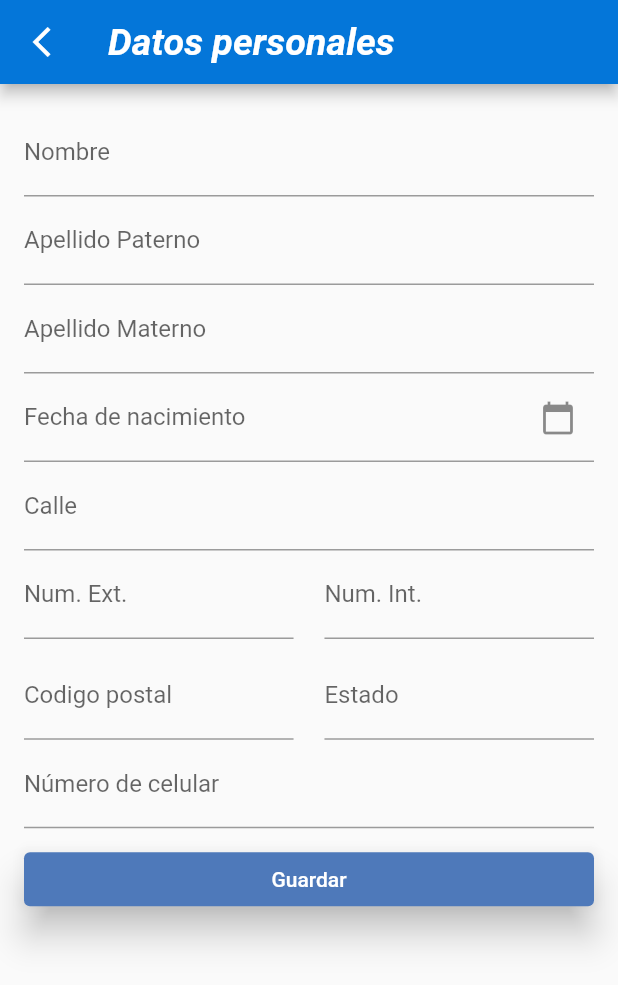
After one commit to Chisrra/jobgency, a Flutter app: the EditPersonalData screen opened directly, on a phone screen of 412 x 824 dp. The commit adds this screen. Shown: the top 985 px of the screen. Run offline on Flutter 3.47's test engine with Material 2 defaults, Android fonts, the phone set to English and light mode, and no system bars; our stand-ins replace date_time_picker, dotted_border, firebase_auth, firebase_core, firebase_database, fluttertoast; accounts and stored records are empty.

Commit message:
cambios sencillos

```diff
--- a/frontend/lib/models/user_model.dart
+++ b/frontend/lib/models/user_model.dart
@@ -13,6 +13,7 @@ class UserModel {
   String? state;
   String? cp;
   String? id;
+  String? bornDate;
   String? email;
   UserModel({this.phone, this.name, this.id, this.email});
 
@@ -25,6 +26,7 @@ class UserModel {
     state = (snap.value as dynamic)["state"];
     phone = (snap.value as dynamic)["phone"];
     name = (snap.value as dynamic)["name"];
+    bornDate = (snap.value as dynamic)["bornDate"];
     id = (snap.key);
     email = (snap.value as dynamic)["email"];
   }
--- /dev/null
+++ b/frontend/lib/screens/configuration_user/user_edit_personal_data.dart
@@ -0,0 +1,253 @@
+import 'package:flutter/material.dart';
+import 'package:frontend/global/global.dart';
+import 'package:frontend/widgets/appbar/app_bar_return.dart';
+import 'package:intl/intl.dart';
+
+class EditPersonalData extends StatefulWidget {
+  EditPersonalData({super.key});
+
+  State<EditPersonalData> createState() => _EditPersonalData();
+}
+
+class _EditPersonalData extends State<EditPersonalData> {
+  final _fromKey = GlobalKey<FormState>();
+  final TextEditingController _dateController = TextEditingController();
+  final _dateFormat = DateFormat('dd/MM/yyyy');
+  final _userData = userModelCurrentInfo;
+
+  @override
+  void initState() {
+    super.initState();
+    _dateController.text = _userData!.bornDate ?? '';
+  }
+
+  @override
+  Widget build(BuildContext context) {
+    return Scaffold(
+      appBar: AppBarReturn(title: "Datos personales"),
+      body: Padding(
+        padding: const EdgeInsets.all(16.0),
+        child: Form(
+          key: _fromKey,
+          child: ListView(
+            children: [
+              //Nombre
+              TextFormField(
+                keyboardType: TextInputType.name,
+                initialValue: _userData!.name,
+                decoration: InputDecoration(labelText: "Nombre"),
+                validator: (value) {
+                  if (value == null || value.isEmpty) {
+                    return "Por favor ingrese su nombre";
+                  }
+                  return null;
+                },
+                onSaved: (newValue) {
+                  _userData!.name = newValue!;
+                },
+              ),
+
+              //Apellido Paterno
+              TextFormField(
+                initialValue: _userData!.paternLastName,
+                decoration: InputDecoration(labelText: "Apellido Paterno"),
+                validator: (value) {
+                  if (value == null || value.isEmpty) {
+                    return "Por favor ingrese su apellido paterno";
+                  }
+                  return null;
+                },
+                onSaved: (newValue) {
+                  _userData!.paternLastName = newValue!;
+                },
+              ),
+
+              //Apellido Materno
+              TextFormField(
+                initialValue: _userData!.maternLastName,
+                decoration: InputDecoration(labelText: "Apellido Materno"),
+                validator: (value) {
+                  if (value == null || value.isEmpty) {
+                    return "Por favor ingrese su apellido paterno";
+                  }
+                  return null;
+                },
+                onSaved: (newValue) {
+                  _userData!.maternLastName = newValue!;
+                },
+              ),
+
+              //Edad
+              /*  TextFormField(
+                decoration: InputDecoration(labelText: 'Edad'),
+                keyboardType: TextInputType.number,
+                validator: (value) {
+                  if (value == null || value.isEmpty) {
+                    return 'Por favor ingrese su edad';
+                  }
+                  if (int.tryParse(value) == null) {
+                    return 'Por favor ingrese un número válido';
+                  }
+                  return null;
+                },
+                onSaved: (value) {
+                  _userData!.edad = int.parse(value!);
+                },
+              ), */
+
+              //Fecha de nacimiento
+              TextFormField(
+                keyboardType: TextInputType.datetime,
+                controller: _dateController,
+                decoration: const InputDecoration(
+                  suffixIcon: Icon(Icons.calendar_today),
+                  labelText: "Fecha de nacimiento",
+                ),
+                readOnly: true,
+                onTap: () async {
+                  DateTime? pickedDate = await showDatePicker(
+                      context: context,
+                      initialDate: DateTime.now(),
+                      firstDate: DateTime(1900),
+                      lastDate: DateTime(DateTime.now().year + 1));
+                  if (pickedDate != null) {
+                    setState(() {
+                      _dateController.text =
+                          (_dateFormat.format(pickedDate)).toString();
+                    });
+                  } else {
+                    print("No se selecciono nada");
+                  }
+                },
+              ),
+
+              //Calle
+              TextFormField(
+                keyboardType: TextInputType.streetAddress,
+                decoration: InputDecoration(labelText: "Calle"),
+                validator: (value) {
+                  if (value == null || value.isEmpty) {
+                    return "Por favor ingrese su apellido paterno";
+                  }
+                  return null;
+                },
+                onSaved: (newValue) {
+                  _userData!.paternLastName = newValue!;
+                },
+              ),
+
+              //Número exterior y interior
+              Row(
+                children: [
+                  //Ext.
+                  Expanded(
+                    child: TextFormField(
+                      decoration: InputDecoration(labelText: "Num. Ext."),
+                      validator: (value) {
+                        if (value == null || value.isEmpty) {
+                          return "Por favor ingrese su apellido paterno";
+                        }
+                        return null;
+                      },
+                      onSaved: (newValue) {
+                        _userData!.paternLastName = newValue!;
+                      },
+                    ),
+                  ),
+                  SizedBox(
+                    width: MediaQuery.of(context).size.width * 0.05,
+                  ),
+                  //Ext.
+                  Expanded(
+                    child: TextFormField(
+                      decoration: InputDecoration(labelText: "Num. Int."),
+                      validator: (value) {
+                        if (value == null || value.isEmpty) {
+                          return "Por favor ingrese su apellido paterno";
+                        }
+                        return null;
+                      },
+                      onSaved: (newValue) {
+                        _userData!.paternLastName = newValue!;
+                      },
+                    ),
+                  ),
+                ],
+              ),
+
+              SizedBox(height: MediaQuery.of(context).size.height * 0.01),
+              //CP y Estado
+              Row(
+                children: [
+                  //Ext.
+                  Expanded(
+                    child: TextFormField(
+                      decoration: InputDecoration(labelText: "Codigo postal"),
+                      validator: (value) {
+                        if (value == null || value.isEmpty) {
+                          return "Por favor ingrese su apellido paterno";
+                        }
+                        return null;
+                      },
+                      onSaved: (newValue) {
+                        _userData!.paternLastName = newValue!;
+                      },
+                    ),
+                  ),
+                  SizedBox(
+                    width: MediaQuery.of(context).size.width * 0.05,
+                  ),
+                  //Ext.
+                  Expanded(
+                    child: TextFormField(
+                      decoration: InputDecoration(labelText: "Estado"),
+                      validator: (value) {
+                        if (value == null || value.isEmpty) {
+                          return "Por favor ingrese su apellido paterno";
+                        }
+                        return null;
+                      },
+                      onSaved: (newValue) {
+                        _userData!.paternLastName = newValue!;
+                      },
+                    ),
+                  ),
+                ],
+              ),
+
+              TextFormField(
+                keyboardType: TextInputType.phone,
+                decoration: InputDecoration(labelText: "Número de celular"),
+                validator: (value) {
+                  if (value == null || value.isEmpty) {
+                    return "Por favor ingrese su apellido paterno";
+                  }
+                  return null;
+                },
+                onSaved: (newValue) {
+                  _userData!.paternLastName = newValue!;
+                },
+              ),
+
+              //Espacio
+              SizedBox(
+                height: 10.0,
+              ),
+
+              //Boton Saved
+              ElevatedButton(
+                child: Text("Guardar"),
+                style: ElevatedButton.styleFrom(
+                  backgroundColor: Color(0xFF4e79ba),
+                  foregroundColor: Color(0xFFFFFFFF),
+                  elevation: 10.0,
+                ),
+                onPressed: () {},
+              ),
+            ],
+          ),
+        ),
+      ),
+    );
+  }
+}
--- a/frontend/pubspec.yaml
+++ b/frontend/pubspec.yaml
@@ -47,6 +47,7 @@ dependencies:
   url_launcher: ^6.1.10
   flutter_paypal: ^0.0.8
   date_time_picker: ^2.1.0
+  intl: ^0.17.0
 
 dev_dependencies:
   flutter_test:
```
Also changed, not shown: frontend/lib/authentication/signup_screen.dart (+27 -17 lines).
